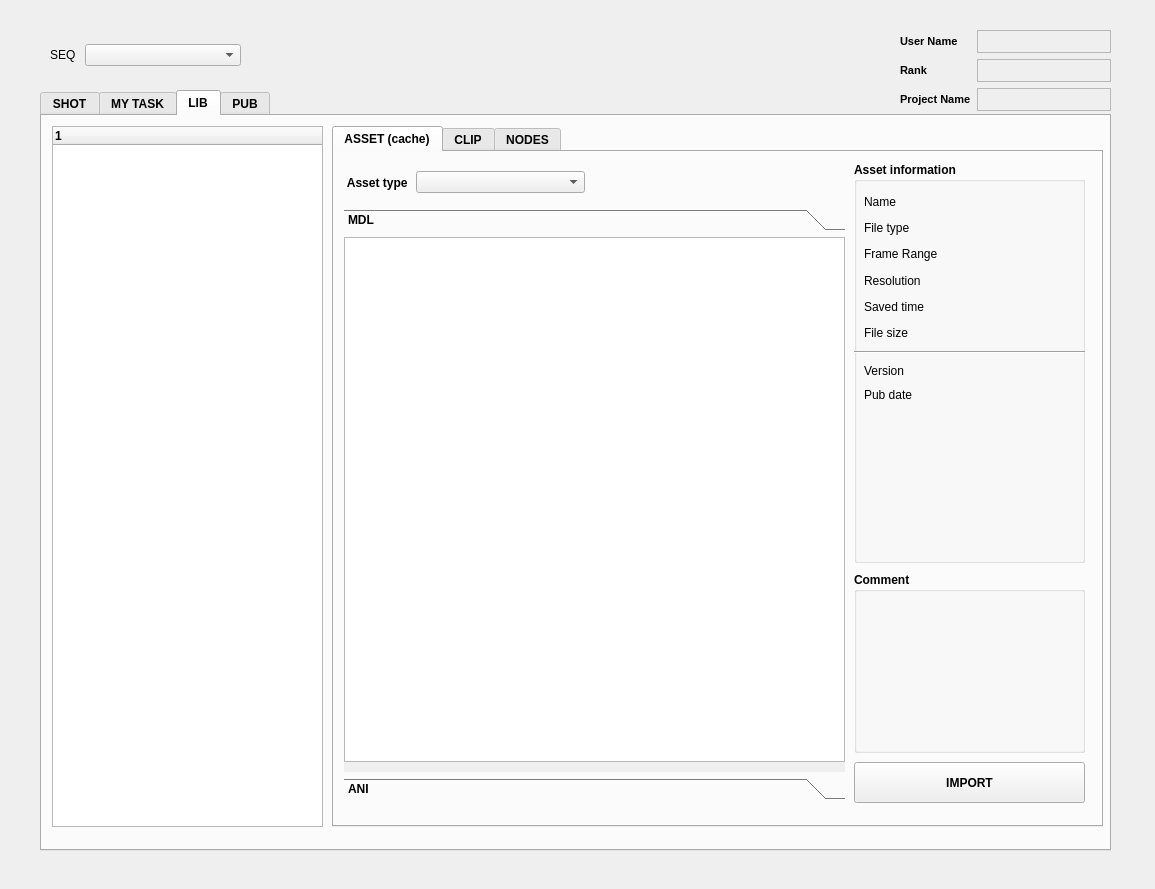
UiChul/yummy, file pipeline/scripts/loader/main_window_v002.ui: the form before one commit.
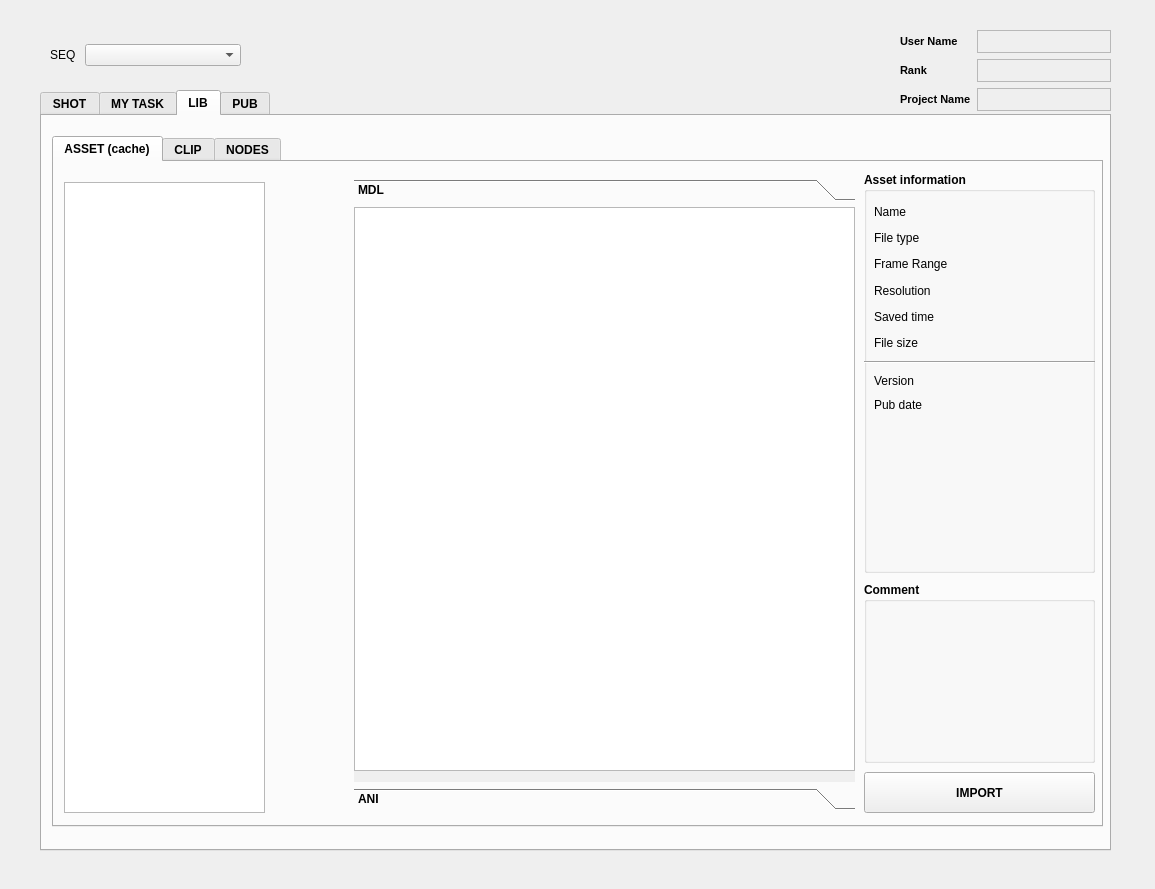
The form after the commit. The open tabs and pages were chosen to show the change.

Diff of the .ui file:
```diff
--- a/pipeline/scripts/loader/main_window_v002.ui
+++ b/pipeline/scripts/loader/main_window_v002.ui
@@ -1151,10 +1151,10 @@
     <widget class="QWidget" name="gridLayoutWidget_2">
      <property name="geometry">
       <rect>
-       <x>290</x>
-       <y>10</y>
-       <width>771</width>
-       <height>701</height>
+       <x>10</x>
+       <y>20</y>
+       <width>1051</width>
+       <height>691</height>
       </rect>
      </property>
      <layout class="QGridLayout" name="gridLayout_3">
@@ -1175,7 +1175,7 @@
          <widget class="QPushButton" name="pushButton_asset_nuke">
           <property name="geometry">
            <rect>
-            <x>520</x>
+            <x>810</x>
             <y>610</y>
             <width>231</width>
             <height>41</height>
@@ -1188,7 +1188,7 @@
          <widget class="QGroupBox" name="groupBox_asset_comment">
           <property name="geometry">
            <rect>
-            <x>520</x>
+            <x>810</x>
             <y>420</y>
             <width>231</width>
             <height>181</height>
@@ -1227,7 +1227,7 @@
          <widget class="QGroupBox" name="groupBox_asset_file_info">
           <property name="geometry">
            <rect>
-            <x>520</x>
+            <x>810</x>
             <y>10</y>
             <width>231</width>
             <height>401</height>
@@ -1554,10 +1554,10 @@
          <widget class="QToolBox" name="toolBox_asset_task">
           <property name="geometry">
            <rect>
-            <x>10</x>
-            <y>57</y>
+            <x>300</x>
+            <y>17</y>
             <width>501</width>
-            <height>591</height>
+            <height>631</height>
            </rect>
           </property>
           <property name="font">
@@ -1573,8 +1573,8 @@
             <rect>
              <x>0</x>
              <y>0</y>
-             <width>98</width>
-             <height>28</height>
+             <width>501</width>
+             <height>565</height>
             </rect>
            </property>
            <attribute name="label">
@@ -1586,7 +1586,7 @@
               <x>0</x>
               <y>0</y>
               <width>501</width>
-              <height>525</height>
+              <height>564</height>
              </rect>
             </property>
            </widget>
@@ -1615,41 +1615,15 @@
            </widget>
           </widget>
          </widget>
-         <widget class="QWidget" name="horizontalLayoutWidget_8">
+         <widget class="QListWidget" name="listWidget_asset_name">
           <property name="geometry">
            <rect>
             <x>10</x>
-            <y>10</y>
-            <width>241</width>
-            <height>41</height>
+            <y>20</y>
+            <width>201</width>
+            <height>631</height>
            </rect>
           </property>
-          <layout class="QHBoxLayout" name="horizontalLayout_8">
-           <property name="spacing">
-            <number>5</number>
-           </property>
-           <item>
-            <widget class="QLabel" name="label_29">
-             <property name="sizePolicy">
-              <sizepolicy hsizetype="Fixed" vsizetype="Preferred">
-               <horstretch>0</horstretch>
-               <verstretch>0</verstretch>
-              </sizepolicy>
-             </property>
-             <property name="font">
-              <font>
-               <bold>true</bold>
-              </font>
-             </property>
-             <property name="text">
-              <string> Asset type </string>
-             </property>
-            </widget>
-           </item>
-           <item>
-            <widget class="QComboBox" name="comboBox_asset_assettype"/>
-           </item>
-          </layout>
          </widget>
         </widget>
         <widget class="QWidget" name="tab_clip">
@@ -2300,21 +2274,6 @@
       </item>
      </layout>
     </widget>
-    <widget class="QTreeWidget" name="treeWidget_lib_file_sturc">
-     <property name="geometry">
-      <rect>
-       <x>10</x>
-       <y>10</y>
-       <width>271</width>
-       <height>701</height>
-      </rect>
-     </property>
-     <column>
-      <property name="text">
-       <string notr="true">1</string>
-      </property>
-     </column>
-    </widget>
    </widget>
    <widget class="QWidget" name="tab_pub">
     <attribute name="title">
```
Left out of the diff: 90 changed lines with no effect on the pictures.
